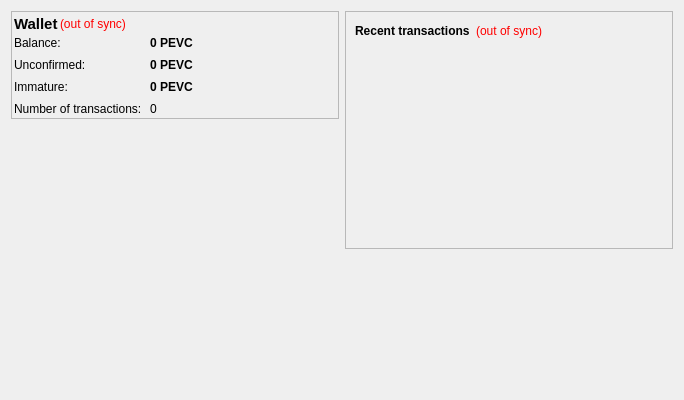
This is src/qt/forms/statisticspage.ui in plusevcoin/plusevcoin as Qt 5 draws it before an edit. The edited form follows.
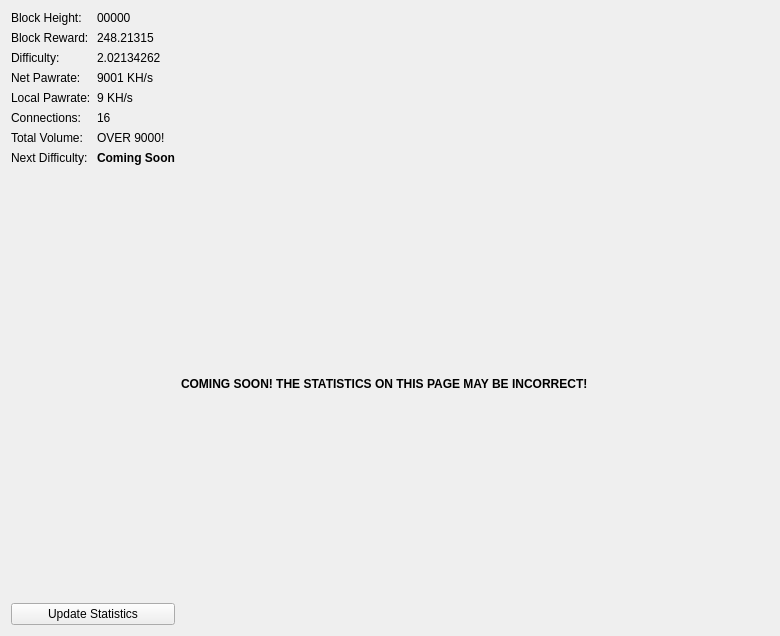
This is the edited form. Icons and pictures are not drawn.

The edit to the form file:
```diff
--- a/src/qt/forms/statisticspage.ui
+++ b/src/qt/forms/statisticspage.ui
@@ -6,313 +6,182 @@
    <rect>
     <x>0</x>
     <y>0</y>
-    <width>684</width>
-    <height>400</height>
+    <width>780</width>
+    <height>636</height>
    </rect>
   </property>
   <property name="windowTitle">
    <string>Form</string>
   </property>
-  <layout class="QHBoxLayout" name="horizontalLayout" stretch="1,1">
-   <item>
-    <layout class="QVBoxLayout" name="verticalLayout_2">
-     <item>
-      <widget class="QFrame" name="frame">
-       <property name="enabled">
-        <bool>true</bool>
-       </property>
-       <property name="sizePolicy">
-        <sizepolicy hsizetype="Minimum" vsizetype="Maximum">
-         <horstretch>0</horstretch>
-         <verstretch>0</verstretch>
-        </sizepolicy>
-       </property>
-       <property name="frameShape">
-        <enum>QFrame::StyledPanel</enum>
-       </property>
-       <property name="frameShadow">
-        <enum>QFrame::Raised</enum>
-       </property>
-       <layout class="QVBoxLayout" name="verticalLayout_4">
-        <property name="spacing">
-         <number>2</number>
-        </property>
-        <property name="margin">
-         <number>2</number>
-        </property>
-        <item>
-         <layout class="QHBoxLayout" name="horizontalLayout_4">
-          <property name="spacing">
-           <number>2</number>
-          </property>
-          <item>
-           <widget class="QLabel" name="label_5">
-            <property name="font">
-             <font>
-              <pointsize>11</pointsize>
-              <weight>75</weight>
-              <bold>true</bold>
-             </font>
-            </property>
-            <property name="text">
-             <string>Wallet</string>
-            </property>
-           </widget>
-          </item>
-          <item>
-           <widget class="QLabel" name="labelWalletStatus">
-            <property name="toolTip">
-             <string>&lt;html&gt;&lt;head/&gt;&lt;body&gt;&lt;p&gt;The displayed information may be out of date. Your Wallet automatically synchronizes with the PlusEVCoin network after a connection is established, but this process has not completed yet.&lt;/p&gt;&lt;/body&gt;&lt;/html&gt;</string>
-            </property>
-            <property name="styleSheet">
-             <string notr="true">QLabel { color: red; }</string>
-            </property>
-            <property name="text">
-             <string notr="true">(out of sync)</string>
-            </property>
-            <property name="alignment">
-             <set>Qt::AlignLeading|Qt::AlignLeft|Qt::AlignVCenter</set>
-            </property>
-           </widget>
-          </item>
-          <item>
-           <spacer name="horizontalSpacer_2">
+  <layout class="QGridLayout" name="gridLayout">
+   <property name="sizeConstraint">
+    <enum>QLayout::SetMaximumSize</enum>
+   </property>
+   <item row="0" column="2">
+    <spacer name="horizontalSpacer">
             <property name="orientation">
              <enum>Qt::Horizontal</enum>
             </property>
             <property name="sizeHint" stdset="0">
              <size>
-              <width>20</width>
+       <width>40</width>
               <height>20</height>
              </size>
             </property>
            </spacer>
           </item>
-         </layout>
-        </item>
-        <item>
-         <layout class="QFormLayout" name="formLayout_2">
-          <property name="fieldGrowthPolicy">
-           <enum>QFormLayout::AllNonFixedFieldsGrow</enum>
-          </property>
-          <property name="horizontalSpacing">
-           <number>8</number>
-          </property>
-          <property name="verticalSpacing">
-           <number>8</number>
-          </property>
+   <item row="2" column="0">
+    <spacer name="verticalSpacer">
+     <property name="orientation">
+      <enum>Qt::Vertical</enum>
+     </property>
+     <property name="sizeHint" stdset="0">
+      <size>
+       <width>20</width>
+       <height>40</height>
+      </size>
+     </property>
+    </spacer>
+   </item>
+   <item row="3" column="0">
+    <widget class="QPushButton" name="startButton">
+     <property name="text">
+      <string>Update Statistics</string>
+     </property>
+    </widget>
+   </item>
+   <item row="2" column="2">
+    <widget class="QLabel" name="label_2">
+     <property name="text">
+      <string>&lt;html&gt;&lt;head/&gt;&lt;body&gt;&lt;p&gt;&lt;span style=&quot; font-weight:600;&quot;&gt;COMING SOON! THE STATISTICS ON THIS PAGE MAY BE INCORRECT!&lt;/span&gt;&lt;/p&gt;&lt;/body&gt;&lt;/html&gt;</string>
+     </property>
+    </widget>
+   </item>
+   <item row="0" column="0">
+    <layout class="QFormLayout" name="formLayout">
           <item row="0" column="0">
            <widget class="QLabel" name="label">
             <property name="text">
-             <string>Balance:</string>
+        <string>Block Height:</string>
+       </property>
+      </widget>
+     </item>
+     <item row="0" column="1">
+      <widget class="QLabel" name="heightBox">
+       <property name="text">
+        <string>00000</string>
             </property>
            </widget>
           </item>
           <item row="1" column="0">
            <widget class="QLabel" name="label_3">
             <property name="text">
-             <string>Unconfirmed:</string>
+        <string>Block Reward:</string>
             </property>
            </widget>
           </item>
           <item row="1" column="1">
-           <widget class="QLabel" name="labelUnconfirmed">
-            <property name="font">
-             <font>
-              <weight>75</weight>
-              <bold>true</bold>
-             </font>
-            </property>
-            <property name="cursor">
-             <cursorShape>IBeamCursor</cursorShape>
-            </property>
-            <property name="toolTip">
-             <string>Total of transactions that have yet to be confirmed, and do not yet count toward the current balance</string>
-            </property>
+      <widget class="QLabel" name="rewardBox">
             <property name="text">
-             <string notr="true">0 PEVC</string>
-            </property>
-            <property name="textInteractionFlags">
-             <set>Qt::LinksAccessibleByMouse|Qt::TextSelectableByKeyboard|Qt::TextSelectableByMouse</set>
+        <string>248.21315</string>
             </property>
            </widget>
           </item>
           <item row="2" column="0">
-           <widget class="QLabel" name="labelImmatureText">
+      <widget class="QLabel" name="label_5">
             <property name="text">
-             <string>Immature:</string>
+        <string>Difficulty:</string>
+       </property>
+      </widget>
+     </item>
+     <item row="3" column="0">
+      <widget class="QLabel" name="label_6">
+       <property name="text">
+        <string>Net Pawrate:</string>
             </property>
            </widget>
           </item>
           <item row="2" column="1">
-           <widget class="QLabel" name="labelImmature">
-            <property name="font">
-             <font>
-              <weight>75</weight>
-              <bold>true</bold>
-             </font>
-            </property>
-            <property name="toolTip">
-             <string>Mined balance that has not yet matured</string>
-            </property>
+      <widget class="QLabel" name="diffBox">
             <property name="text">
-             <string notr="true">0 PEVC</string>
-            </property>
-            <property name="textInteractionFlags">
-             <set>Qt::LinksAccessibleByMouse|Qt::TextSelectableByKeyboard|Qt::TextSelectableByMouse</set>
-            </property>
-           </widget>
-          </item>
-          <item row="3" column="0">
-           <widget class="QLabel" name="label_2">
-            <property name="text">
-             <string>Number of transactions:</string>
+        <string>2.02134262</string>
             </property>
            </widget>
           </item>
           <item row="3" column="1">
-           <widget class="QLabel" name="labelNumTransactions">
-            <property name="toolTip">
-             <string>&lt;html&gt;&lt;head/&gt;&lt;body&gt;&lt;p&gt;Total number of transactions in wallet&lt;/p&gt;&lt;/body&gt;&lt;/html&gt;</string>
-            </property>
+      <widget class="QLabel" name="pawrateBox">
+       <property name="text">
+        <string>9001 KH/s</string>
+       </property>
+      </widget>
+     </item>
+     <item row="4" column="1">
+      <widget class="QLabel" name="localBox">
             <property name="text">
-             <string notr="true">0</string>
+        <string>9 KH/s</string>
             </property>
            </widget>
           </item>
-          <item row="0" column="1">
-           <widget class="QLabel" name="labelBalance">
-            <property name="font">
-             <font>
-              <weight>75</weight>
-              <bold>true</bold>
-             </font>
-            </property>
-            <property name="cursor">
-             <cursorShape>IBeamCursor</cursorShape>
-            </property>
-            <property name="toolTip">
-             <string>Your current balance</string>
-            </property>
+     <item row="4" column="0">
+      <widget class="QLabel" name="label3">
+       <property name="sizePolicy">
+        <sizepolicy hsizetype="Preferred" vsizetype="Maximum">
+         <horstretch>0</horstretch>
+         <verstretch>0</verstretch>
+        </sizepolicy>
+       </property>
             <property name="text">
-             <string notr="true">0 PEVC</string>
-            </property>
-            <property name="textInteractionFlags">
-             <set>Qt::LinksAccessibleByMouse|Qt::TextSelectableByKeyboard|Qt::TextSelectableByMouse</set>
-            </property>
-           </widget>
-          </item>
-         </layout>
-        </item>
-       </layout>
+        <string>Local Pawrate:</string>
+       </property>
+      </widget>
+     </item>
+     <item row="5" column="0">
+      <widget class="QLabel" name="label1">
+       <property name="text">
+        <string>Connections:</string>
+       </property>
       </widget>
      </item>
-     <item>
-      <widget class="QFrame" name="verticalFrame">
-       <property name="styleSheet">
-        <string notr="true">image: url(:/icons/bitcoin);</string>
+     <item row="5" column="1">
+      <widget class="QLabel" name="connectionBox">
+       <property name="text">
+        <string>16</string>
        </property>
-       <layout class="QVBoxLayout" name="verticalLayout_5">
-        <item>
-         <layout class="QVBoxLayout" name="verticalLayout_6"/>
-        </item>
-       </layout>
+      </widget>
+     </item>
+     <item row="7" column="0">
+      <widget class="QLabel" name="label2">
+       <property name="text">
+        <string>Next Difficulty:</string>
+       </property>
       </widget>
      </item>
-    </layout>
-   </item>
-   <item>
-    <layout class="QVBoxLayout" name="verticalLayout_3">
-     <item>
-      <widget class="QFrame" name="frame_2">
-       <property name="frameShape">
-        <enum>QFrame::StyledPanel</enum>
+     <item row="7" column="1">
+      <widget class="QLabel" name="nextBox">
+       <property name="text">
+        <string>&lt;html&gt;&lt;head/&gt;&lt;body&gt;&lt;p&gt;&lt;span style=&quot; font-weight:600;&quot;&gt;Coming Soon&lt;/span&gt;&lt;/p&gt;&lt;/body&gt;&lt;/html&gt;</string>
        </property>
-       <property name="frameShadow">
-        <enum>QFrame::Raised</enum>
-       </property>
-       <layout class="QVBoxLayout" name="verticalLayout">
-        <item>
-         <layout class="QHBoxLayout" name="horizontalLayout_2">
-          <item>
+      </widget>
+     </item>
+     <item row="6" column="0">
            <widget class="QLabel" name="label_4">
             <property name="text">
-             <string>&lt;b&gt;Recent transactions&lt;/b&gt;</string>
+        <string>Total Volume:</string>
             </property>
            </widget>
           </item>
-          <item>
-           <widget class="QLabel" name="labelTransactionsStatus">
-            <property name="toolTip">
-             <string>&lt;html&gt;&lt;head/&gt;&lt;body&gt;&lt;p&gt;The displayed information may be out of date. Your Wallet automatically synchronizes with the PlusEVCoin network after a connection is established, but this process has not completed yet.&lt;/p&gt;&lt;/body&gt;&lt;/html&gt;</string>
-            </property>
-            <property name="styleSheet">
-             <string notr="true">QLabel { color: red; }</string>
-            </property>
+     <item row="6" column="1">
+      <widget class="QLabel" name="volumeBox">
             <property name="text">
-             <string notr="true">(out of sync)</string>
-            </property>
-            <property name="alignment">
-             <set>Qt::AlignRight|Qt::AlignTrailing|Qt::AlignVCenter</set>
-            </property>
-           </widget>
-          </item>
-          <item>
-           <spacer name="horizontalSpacer">
-            <property name="orientation">
-             <enum>Qt::Horizontal</enum>
-            </property>
-            <property name="sizeHint" stdset="0">
-             <size>
-              <width>40</width>
-              <height>20</height>
-             </size>
-            </property>
-           </spacer>
-          </item>
-         </layout>
-        </item>
-        <item>
-         <widget class="QListView" name="listTransactions">
-          <property name="styleSheet">
-           <string notr="true">QListView { background: transparent; }</string>
-          </property>
-          <property name="frameShape">
-           <enum>QFrame::NoFrame</enum>
-          </property>
-          <property name="verticalScrollBarPolicy">
-           <enum>Qt::ScrollBarAlwaysOff</enum>
-          </property>
-          <property name="horizontalScrollBarPolicy">
-           <enum>Qt::ScrollBarAlwaysOff</enum>
-          </property>
-          <property name="selectionMode">
-           <enum>QAbstractItemView::NoSelection</enum>
-          </property>
-         </widget>
-        </item>
-       </layout>
-      </widget>
-     </item>
-     <item>
-      <spacer name="verticalSpacer_2">
-       <property name="orientation">
-        <enum>Qt::Vertical</enum>
-       </property>
-       <property name="sizeHint" stdset="0">
-        <size>
-         <width>20</width>
-         <height>40</height>
-        </size>
-       </property>
-      </spacer>
-     </item>
-    </layout>
-   </item>
-  </layout>
- </widget>
- <resources>
-  <include location="../bitcoin.qrc"/>
- </resources>
+        <string>OVER 9000!</string>
+       </property>
+      </widget>
+     </item>
+    </layout>
+   </item>
+  </layout>
+ </widget>
+ <layoutdefault spacing="6" margin="11"/>
+ <resources/>
  <connections/>
 </ui>
```
Left out of the diff: 2 changed lines with no effect on the pictures. Lines whose indentation alone changed are shown as unchanged.
